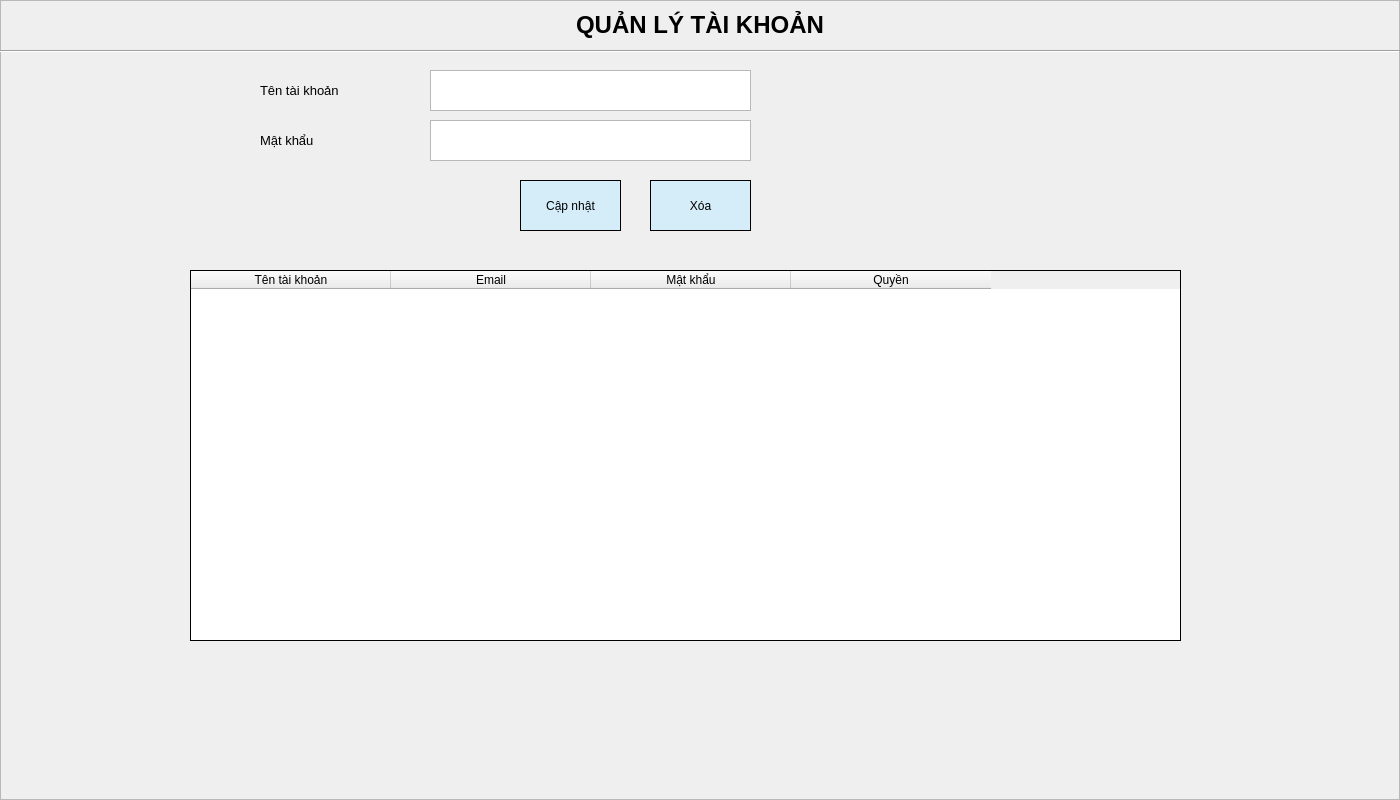
Qt form ui/account.ui (phuc297/student-attendance-management-system) before a commit.
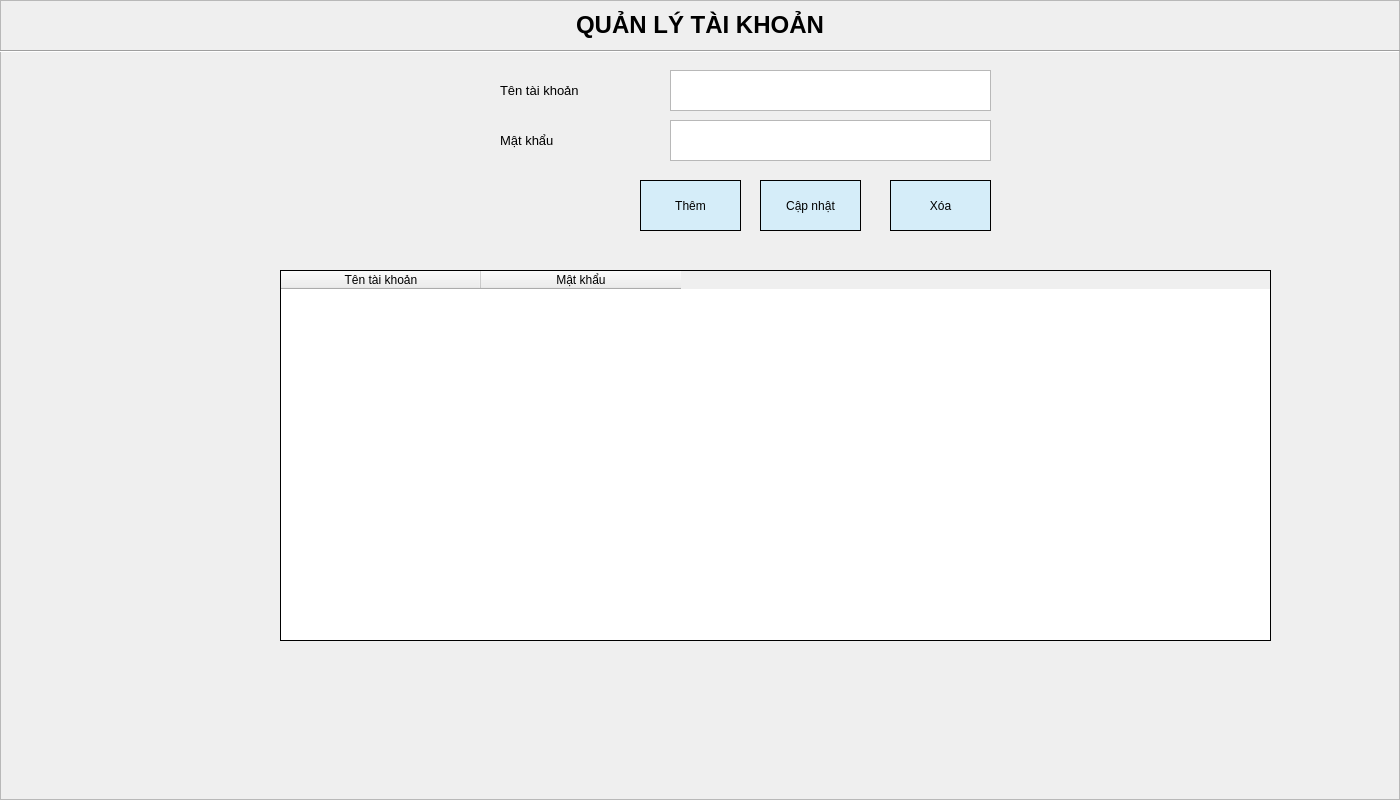
The same form after that commit.

Diff of the .ui file:
```diff
--- a/ui/account.ui
+++ b/ui/account.ui
@@ -74,7 +74,7 @@
    <widget class="QTextEdit" name="txt_username">
     <property name="geometry">
      <rect>
-      <x>430</x>
+      <x>670</x>
       <y>70</y>
       <width>321</width>
       <height>41</height>
@@ -89,7 +89,7 @@
    <widget class="QLabel" name="lb_username">
     <property name="geometry">
      <rect>
-      <x>260</x>
+      <x>500</x>
       <y>70</y>
       <width>121</width>
       <height>41</height>
@@ -107,7 +107,7 @@
    <widget class="QLabel" name="lb_password">
     <property name="geometry">
      <rect>
-      <x>260</x>
+      <x>500</x>
       <y>120</y>
       <width>121</width>
       <height>41</height>
@@ -125,7 +125,7 @@
    <widget class="QTextEdit" name="txt_password">
     <property name="geometry">
      <rect>
-      <x>430</x>
+      <x>670</x>
       <y>120</y>
       <width>321</width>
       <height>41</height>
@@ -146,7 +146,7 @@
    <widget class="QPushButton" name="btnUpdatte">
     <property name="geometry">
      <rect>
-      <x>520</x>
+      <x>760</x>
       <y>180</y>
       <width>101</width>
       <height>51</height>
@@ -168,7 +168,7 @@
    <widget class="QPushButton" name="btnDelete">
     <property name="geometry">
      <rect>
-      <x>650</x>
+      <x>890</x>
       <y>180</y>
       <width>101</width>
       <height>51</height>
@@ -190,7 +190,7 @@
    <widget class="QTableWidget" name="tableWidget">
     <property name="geometry">
      <rect>
-      <x>190</x>
+      <x>280</x>
       <y>270</y>
       <width>991</width>
       <height>371</height>
@@ -225,21 +225,33 @@
       <string>Tên tài khoản</string>
      </property>
     </column>
-    <column>
-     <property name="text">
-      <string>Email</string>
-     </property>
-    </column>
     <column>
      <property name="text">
       <string>Mật khẩu</string>
      </property>
     </column>
-    <column>
-     <property name="text">
-      <string>Quyền</string>
-     </property>
-    </column>
+   </widget>
+   <widget class="QPushButton" name="btnAdd">
+    <property name="geometry">
+     <rect>
+      <x>640</x>
+      <y>180</y>
+      <width>101</width>
+      <height>51</height>
+     </rect>
+    </property>
+    <property name="sizePolicy">
+     <sizepolicy hsizetype="Preferred" vsizetype="Preferred">
+      <horstretch>0</horstretch>
+      <verstretch>0</verstretch>
+     </sizepolicy>
+    </property>
+    <property name="styleSheet">
+     <string notr="true">border: 1px solid black;</string>
+    </property>
+    <property name="text">
+     <string>Thêm</string>
+    </property>
    </widget>
   </widget>
  </widget>
```
Left out of the diff: 2 changed lines with no effect on the pictures.
